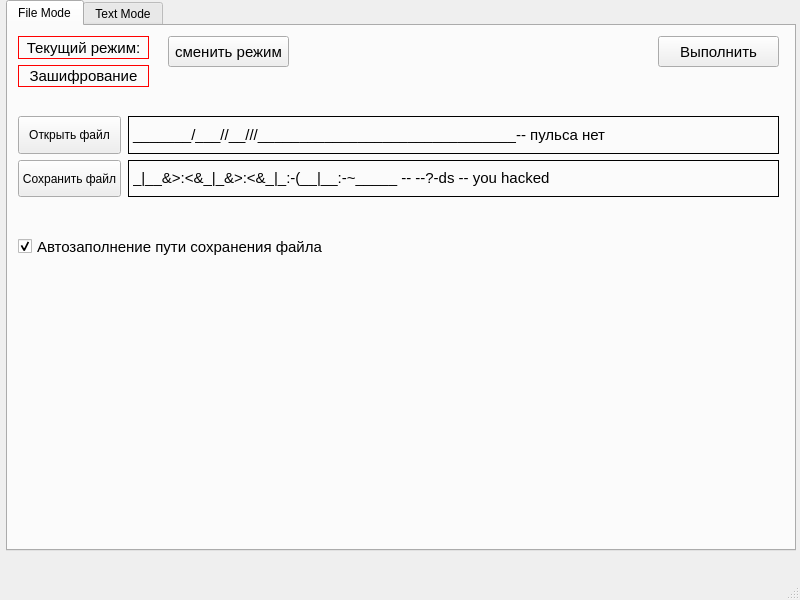
Qt form course_work/ui_files/crypto_UI.ui (Sergey-ENOT/crypto_cw) before a commit.
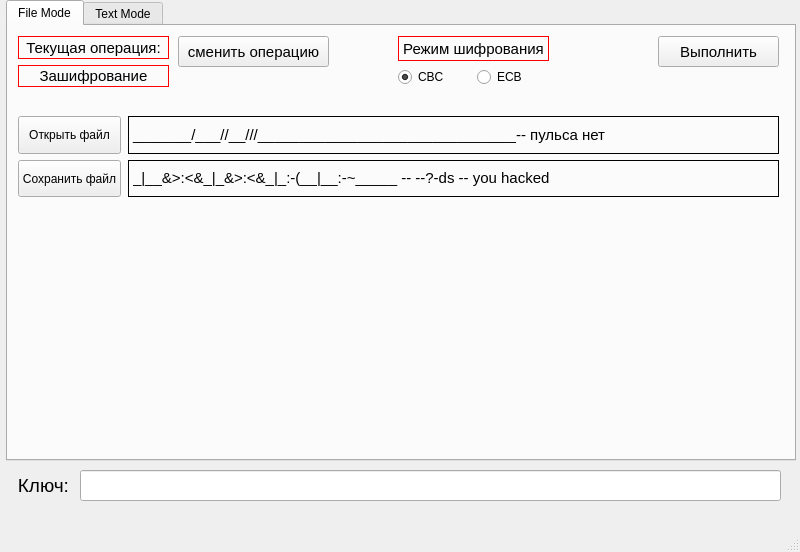
The same form after that commit.

Diff of the .ui file:
```diff
--- a/course_work/ui_files/crypto_UI.ui
+++ b/course_work/ui_files/crypto_UI.ui
@@ -7,7 +7,7 @@
     <x>0</x>
     <y>0</y>
     <width>800</width>
-    <height>600</height>
+    <height>552</height>
    </rect>
   </property>
   <property name="windowTitle">
@@ -20,7 +20,7 @@
       <x>6</x>
       <y>0</y>
       <width>790</width>
-      <height>551</height>
+      <height>461</height>
      </rect>
     </property>
     <property name="currentIndex">
@@ -30,27 +30,6 @@
      <attribute name="title">
       <string>File Mode</string>
      </attribute>
-     <widget class="QCheckBox" name="checkBox_auto_fill">
-      <property name="geometry">
-       <rect>
-        <x>10</x>
-        <y>210</y>
-        <width>311</width>
-        <height>21</height>
-       </rect>
-      </property>
-      <property name="font">
-       <font>
-        <pointsize>11</pointsize>
-       </font>
-      </property>
-      <property name="text">
-       <string>Автозаполнение пути сохранения файла</string>
-      </property>
-      <property name="checked">
-       <bool>true</bool>
-      </property>
-     </widget>
      <widget class="QPushButton" name="pushButton_execute_file_mode">
       <property name="geometry">
        <rect>
@@ -74,7 +53,7 @@
        <rect>
         <x>10</x>
         <y>10</y>
-        <width>131</width>
+        <width>151</width>
         <height>51</height>
        </rect>
       </property>
@@ -90,7 +69,7 @@
           <string notr="true">border: 1px  solid rgb(255, 0, 0);</string>
          </property>
          <property name="text">
-          <string>Текущий режим:</string>
+          <string>Текущая операция:</string>
          </property>
          <property name="alignment">
           <set>Qt::AlignCenter</set>
@@ -120,9 +99,9 @@
      <widget class="QPushButton" name="pushButton_change_file_mode">
       <property name="geometry">
        <rect>
-        <x>160</x>
+        <x>170</x>
         <y>10</y>
-        <width>121</width>
+        <width>151</width>
         <height>31</height>
        </rect>
       </property>
@@ -132,7 +111,7 @@
        </font>
       </property>
       <property name="text">
-       <string>сменить режим</string>
+       <string>сменить операцию</string>
       </property>
      </widget>
      <widget class="QWidget" name="layoutWidget">
@@ -237,6 +216,57 @@
        </item>
       </layout>
      </widget>
+     <widget class="QWidget" name="layoutWidget_3">
+      <property name="geometry">
+       <rect>
+        <x>390</x>
+        <y>10</y>
+        <width>151</width>
+        <height>51</height>
+       </rect>
+      </property>
+      <layout class="QVBoxLayout" name="verticalLayout_8">
+       <item>
+        <widget class="QLabel" name="label_mode_encryption_fm">
+         <property name="font">
+          <font>
+           <pointsize>11</pointsize>
+          </font>
+         </property>
+         <property name="styleSheet">
+          <string notr="true">border: 1px  solid rgb(255, 0, 0);</string>
+         </property>
+         <property name="text">
+          <string>Режим шифрования</string>
+         </property>
+         <property name="alignment">
+          <set>Qt::AlignCenter</set>
+         </property>
+        </widget>
+       </item>
+       <item>
+        <layout class="QHBoxLayout" name="horizontalLayout_3">
+         <item>
+          <widget class="QRadioButton" name="radioButton_cbc_fm">
+           <property name="text">
+            <string>CBC</string>
+           </property>
+           <property name="checked">
+            <bool>true</bool>
+           </property>
+          </widget>
+         </item>
+         <item>
+          <widget class="QRadioButton" name="radioButton_ecb_fm">
+           <property name="text">
+            <string>ECB</string>
+           </property>
+          </widget>
+         </item>
+        </layout>
+       </item>
+      </layout>
+     </widget>
     </widget>
     <widget class="QWidget" name="tab_text">
      <attribute name="title">
@@ -433,6 +463,42 @@
      </widget>
     </widget>
    </widget>
+   <widget class="QLineEdit" name="lineEdit_user_key">
+    <property name="geometry">
+     <rect>
+      <x>80</x>
+      <y>470</y>
+      <width>701</width>
+      <height>31</height>
+     </rect>
+    </property>
+    <property name="font">
+     <font>
+      <pointsize>14</pointsize>
+     </font>
+    </property>
+   </widget>
+   <widget class="QLabel" name="label_user_key">
+    <property name="geometry">
+     <rect>
+      <x>8</x>
+      <y>470</y>
+      <width>61</width>
+      <height>31</height>
+     </rect>
+    </property>
+    <property name="font">
+     <font>
+      <pointsize>14</pointsize>
+     </font>
+    </property>
+    <property name="text">
+     <string>Ключ:</string>
+    </property>
+    <property name="alignment">
+     <set>Qt::AlignRight|Qt::AlignTrailing|Qt::AlignVCenter</set>
+    </property>
+   </widget>
   </widget>
   <widget class="QMenuBar" name="menubar">
    <property name="geometry">
```
Left out of the diff: 61 changed lines with no effect on the pictures.
